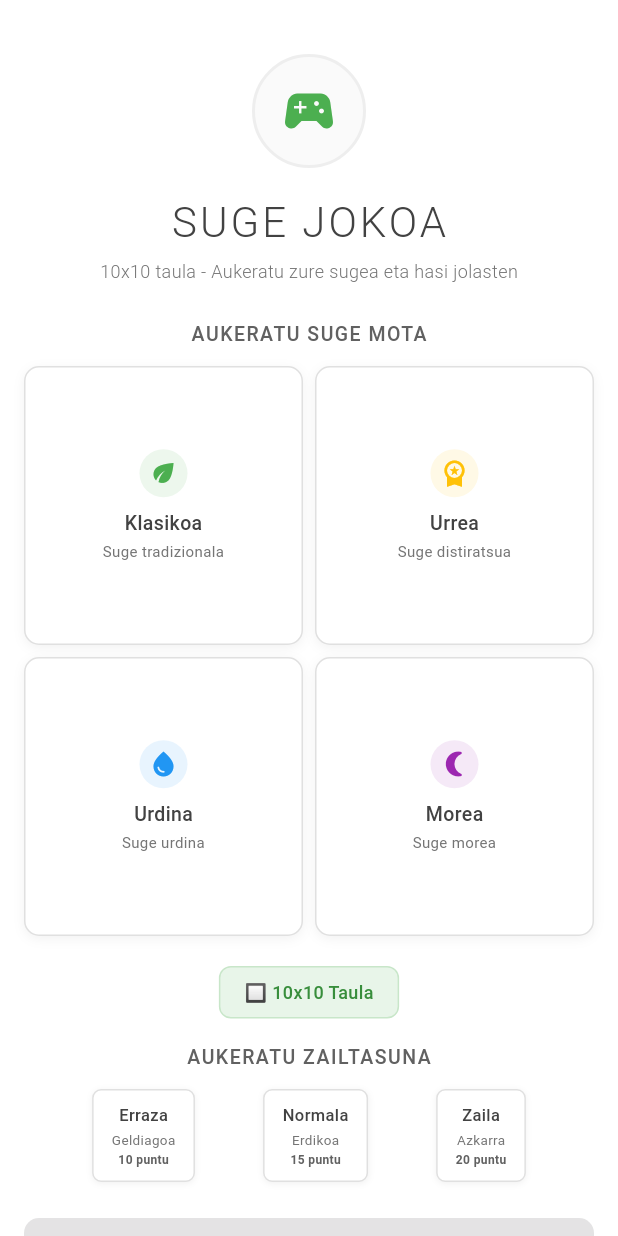
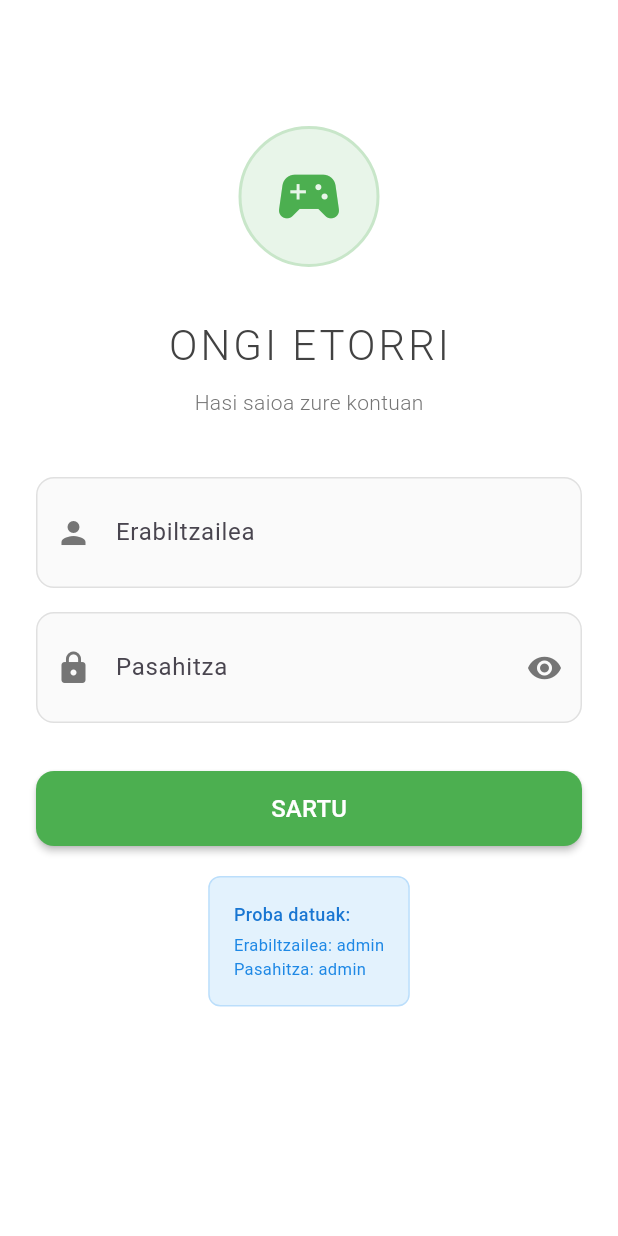
Before and after one commit to AimarAlv316/EkoBanaketa, a Flutter app: the screen it shows after launch, on a phone screen of 412 x 824 dp. Run offline on Flutter 3.47's test engine with Material 3 defaults, Android fonts, the phone set to English and light mode, and no system bars.

Commit message:
Login-sortu

```diff
--- /dev/null
+++ b/lib/login_orria.dart
@@ -0,0 +1,249 @@
+import 'package:flutter/material.dart';
+import 'pantaila_hasi.dart';
+
+class LoginOrria extends StatefulWidget {
+  @override
+  _LoginOrriaState createState() => _LoginOrriaState();
+}
+
+class _LoginOrriaState extends State<LoginOrria> {
+  final _erabiltzaileController = TextEditingController();
+  final _pasahitzController = TextEditingController();
+  bool _ezkutatuPasahitza = true;
+  bool _kargatzen = false;
+  String _errorea = '';
+
+  void _eginLogin() async {
+    if (_erabiltzaileController.text.isEmpty || _pasahitzController.text.isEmpty) {
+      setState(() {
+        _errorea = 'Mesedez, bete erabiltzailea eta pasahitza';
+      });
+      return;
+    }
+
+    setState(() {
+      _kargatzen = true;
+      _errorea = '';
+    });
+
+    // Simulatu karga
+    await Future.delayed(Duration(milliseconds: 1500));
+
+    // Login sinplea
+    if (_erabiltzaileController.text == 'admin' && _pasahitzController.text == 'admin') {
+      Navigator.pushReplacement(
+        context,
+        MaterialPageRoute(builder: (context) => PantailaHasi()),
+      );
+    } else {
+      setState(() {
+        _errorea = 'Erabiltzailea edo pasahitza okerrak';
+        _kargatzen = false;
+      });
+    }
+  }
+
+  @override
+  Widget build(BuildContext context) {
+    return Scaffold(
+      backgroundColor: Colors.white,
+      body: SafeArea(
+        child: SingleChildScrollView(
+          child: Padding(
+            padding: EdgeInsets.all(24.0),
+            child: Column(
+              crossAxisAlignment: CrossAxisAlignment.center,
+              children: [
+                SizedBox(height: 60),
+                // Logo
+                Container(
+                  padding: EdgeInsets.all(20),
+                  decoration: BoxDecoration(
+                    color: Colors.green[50],
+                    shape: BoxShape.circle,
+                    border: Border.all(color: Colors.green[100]!, width: 2),
+                  ),
+                  child: Icon(
+                    Icons.sports_esports,
+                    size: 50,
+                    color: Color(0xFF4CAF50),
+                  ),
+                ),
+                SizedBox(height: 32),
+                Text(
+                  'ONGI ETORRI',
+                  style: TextStyle(
+                    fontSize: 28,
+                    fontWeight: FontWeight.w300,
+                    color: Colors.grey[800],
+                    letterSpacing: 2,
+                  ),
+                ),
+                SizedBox(height: 8),
+                Text(
+                  'Hasi saioa zure kontuan',
+                  style: TextStyle(
+                    fontSize: 14,
+                    color: Colors.grey[600],
+                    fontWeight: FontWeight.w300,
+                  ),
+                ),
+                SizedBox(height: 40),
+
+                // Erabiltzaile eremua
+                Container(
+                  decoration: BoxDecoration(
+                    color: Colors.grey[50],
+                    borderRadius: BorderRadius.circular(12),
+                    border: Border.all(color: Colors.grey[300]!),
+                  ),
+                  child: TextField(
+                    controller: _erabiltzaileController,
+                    decoration: InputDecoration(
+                      labelText: 'Erabiltzailea',
+                      prefixIcon: Icon(Icons.person, color: Colors.grey[600]),
+                      border: InputBorder.none,
+                      contentPadding: EdgeInsets.symmetric(horizontal: 16, vertical: 16),
+                    ),
+                  ),
+                ),
+                SizedBox(height: 16),
+
+                // Pasahitz eremua
+                Container(
+                  decoration: BoxDecoration(
+                    color: Colors.grey[50],
+                    borderRadius: BorderRadius.circular(12),
+                    border: Border.all(color: Colors.grey[300]!),
+                  ),
+                  child: TextField(
+                    controller: _pasahitzController,
+                    obscureText: _ezkutatuPasahitza,
+                    decoration: InputDecoration(
+                      labelText: 'Pasahitza',
+                      prefixIcon: Icon(Icons.lock, color: Colors.grey[600]),
+                      suffixIcon: IconButton(
+                        icon: Icon(
+                          _ezkutatuPasahitza ? Icons.visibility : Icons.visibility_off,
+                          color: Colors.grey[600],
+                        ),
+                        onPressed: () {
+                          setState(() {
+                            _ezkutatuPasahitza = !_ezkutatuPasahitza;
+                          });
+                        },
+                      ),
+                      border: InputBorder.none,
+                      contentPadding: EdgeInsets.symmetric(horizontal: 16, vertical: 16),
+                    ),
+                  ),
+                ),
+                SizedBox(height: 8),
+
+                // Errorea
+                if (_errorea.isNotEmpty)
+                  Container(
+                    width: double.infinity,
+                    padding: EdgeInsets.all(12),
+                    decoration: BoxDecoration(
+                      color: Colors.red[50],
+                      borderRadius: BorderRadius.circular(8),
+                      border: Border.all(color: Colors.red[100]!),
+                    ),
+                    child: Row(
+                      children: [
+                        Icon(Icons.error, color: Colors.red, size: 16),
+                        SizedBox(width: 8),
+                        Expanded(
+                          child: Text(
+                            _errorea,
+                            style: TextStyle(
+                              color: Colors.red[700],
+                              fontSize: 12,
+                            ),
+                          ),
+                        ),
+                      ],
+                    ),
+                  ),
+                SizedBox(height: 24),
+
+                // Sartu botoia
+                Container(
+                  width: double.infinity,
+                  height: 50,
+                  child: ElevatedButton(
+                    onPressed: _kargatzen ? null : _eginLogin,
+                    style: ElevatedButton.styleFrom(
+                      backgroundColor: Color(0xFF4CAF50),
+                      foregroundColor: Colors.white,
+                      shape: RoundedRectangleBorder(
+                        borderRadius: BorderRadius.circular(12),
+                      ),
+                      elevation: 2,
+                    ),
+                    child: _kargatzen
+                        ? SizedBox(
+                      width: 20,
+                      height: 20,
+                      child: CircularProgressIndicator(
+                        strokeWidth: 2,
+                        valueColor: AlwaysStoppedAnimation<Color>(Colors.white),
+                      ),
+                    )
+                        : Text(
+                      'SARTU',
+                      style: TextStyle(
+                        fontSize: 16,
+                        fontWeight: FontWeight.w500,
+                      ),
+                    ),
+                  ),
+                ),
+                SizedBox(height: 20),
+
+                // Argibideak
+                Container(
+                  padding: EdgeInsets.all(16),
+                  decoration: BoxDecoration(
+                    color: Colors.blue[50],
+                    borderRadius: BorderRadius.circular(8),
+                    border: Border.all(color: Colors.blue[100]!),
+                  ),
+                  child: Column(
+                    crossAxisAlignment: CrossAxisAlignment.start,
+                    children: [
+                      Text(
+                        'Proba datuak:',
+                        style: TextStyle(
+                          color: Colors.blue[700],
+                          fontWeight: FontWeight.w500,
+                          fontSize: 12,
+                        ),
+                      ),
+                      SizedBox(height: 4),
+                      Text(
+                        'Erabiltzailea: admin\nPasahitza: admin',
+                        style: TextStyle(
+                          color: Colors.blue[600],
+                          fontSize: 11,
+                        ),
+                      ),
+                    ],
+                  ),
+                ),
+              ],
+            ),
+          ),
+        ),
+      ),
+    );
+  }
+
+  @override
+  void dispose() {
+    _erabiltzaileController.dispose();
+    _pasahitzController.dispose();
+    super.dispose();
+  }
+}
--- a/lib/main.dart
+++ b/lib/main.dart
@@ -1,5 +1,5 @@
 import 'package:flutter/material.dart';
-import 'pantaila_hasi.dart';
+import 'login_orria.dart';
 
 void main() {
   runApp(SugeJokoaApp());
@@ -21,7 +21,7 @@ class SugeJokoaApp extends StatelessWidget {
           foregroundColor: Colors.grey[800],
         ),
       ),
-      home: PantailaHasi(),
+      home: LoginOrria(), // Cambiado a LoginOrria
     );
   }
 }
--- a/lib/pantaila_hasi.dart
+++ b/lib/pantaila_hasi.dart
@@ -1,6 +1,7 @@
 import 'package:flutter/material.dart';
 import 'joko_orria.dart';
 import 'suge_mota.dart';
+import 'login_orria.dart'; // Añadido para el logout
 
 class PantailaHasi extends StatefulWidget {
   @override
@@ -12,6 +13,7 @@ class _PantailaHasiState extends State<PantailaHasi> {
   int? aukeratutakoZailtasuna;
 
   final List<SugeMota> sugeMotak = [
+    // ... (mantener igual tu código existente)
     SugeMota(
       izena: 'Klasikoa',
       deskribapena: 'Suge tradizionala',
@@ -48,10 +50,28 @@ class _PantailaHasiState extends State<PantailaHasi> {
     {'izena': 'Zaila', 'balioa': 150, 'deskribapena': 'Azkarra', 'puntuak': 20},
   ];
 
+  void _eginLogout() {
+    Navigator.pushReplacement(
+      context,
+      MaterialPageRoute(builder: (context) => LoginOrria()),
+    );
+  }
+
   @override
   Widget build(BuildContext context) {
     return Scaffold(
       backgroundColor: Colors.white,
+      appBar: AppBar(
+        title: Text('Suge Jokoa'),
+        backgroundColor: Colors.white,
+        elevation: 1,
+        actions: [
+          IconButton(
+            icon: Icon(Icons.logout, color: Colors.grey[700]),
+            onPressed: _eginLogout,
+          ),
+        ],
+      ),
       body: SafeArea(
         child: SingleChildScrollView(
           child: Padding(
@@ -94,6 +114,7 @@ class _PantailaHasiState extends State<PantailaHasi> {
                 ),
                 SizedBox(height: 24),
 
+                // ... (mantener el resto de tu código igual)
                 Text(
                   'AUKERATU SUGE MOTA',
                   style: TextStyle(
@@ -211,6 +232,7 @@ class _PantailaHasiState extends State<PantailaHasi> {
     );
   }
 
+  // ... (mantener los métodos _sugeMotaTxartela y _zailtasunBotoia igual)
   Widget _sugeMotaTxartela(SugeMota sugeMota) {
     final bool aukeratuta = aukeratutakoSugeMota == sugeMota;
 
```
